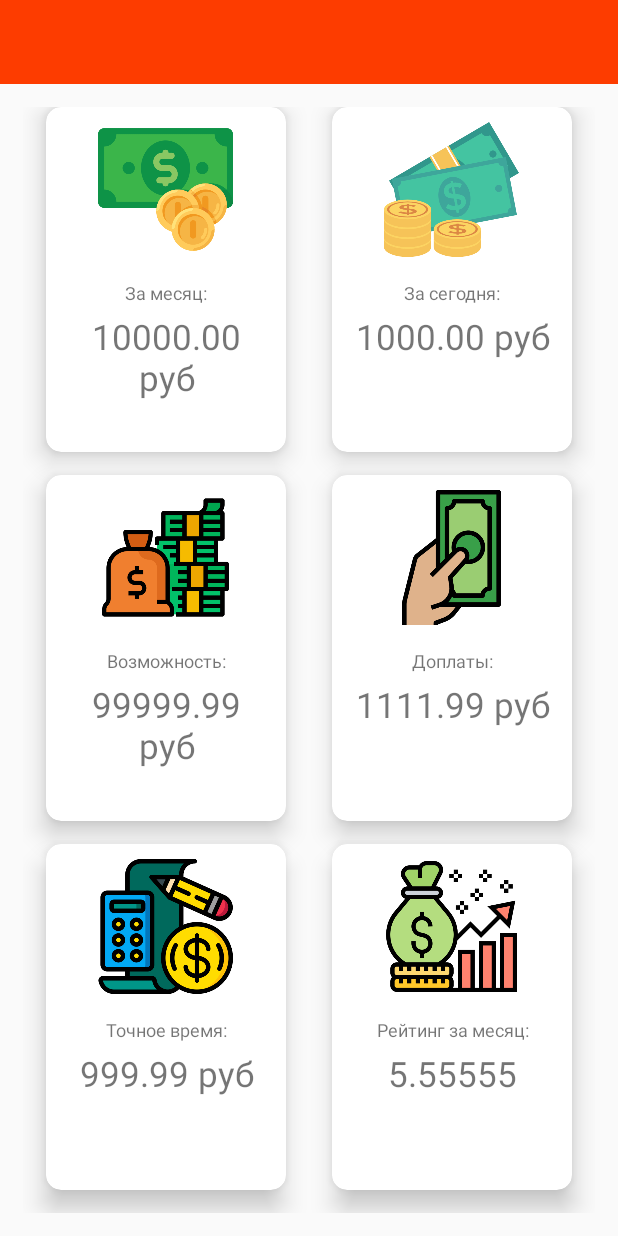
After one commit to saymon-says/LmBase, an Android app: the StatisticsActivity screen opened directly, with no data from a screen before it, on a phone screen of 412 x 824 dp. The commit adds this screen. Run offline under Robolectric (Android 15) with nearby library versions, the phone set to English and light mode, and no system bars.

Commit message:
Добавил страницу статистики

```diff
--- a/app/src/main/AndroidManifest.xml
+++ b/app/src/main/AndroidManifest.xml
@@ -13,8 +13,10 @@
         android:roundIcon="@mipmap/ic_launcher_round"
         android:supportsRtl="true"
         android:theme="@style/AppTheme">
-        <activity android:name=".SettingsActivity"
-            android:parentActivityName=".MainActivity"></activity>
+        <activity android:name=".StatisticsActivity"></activity>
+        <activity
+            android:name=".SettingsActivity"
+            android:parentActivityName=".MainActivity" />
         <activity android:name=".EditOrderActivity" />
         <activity android:name=".WorkShiftListActivity" />
         <activity android:name=".AddOrderActivity" />
--- a/app/src/main/java/com/example/lmbase/MainActivity.java
+++ b/app/src/main/java/com/example/lmbase/MainActivity.java
@@ -258,6 +258,11 @@ public class MainActivity extends AppCompatActivity {
 				Toast.makeText(this, "Список смен в этом месяце", Toast.LENGTH_SHORT).show();
 				break;
 
+			case R.id.nav_statistics:
+				SendUserToStatisticsActivity();
+				Toast.makeText(this, "Статистика", Toast.LENGTH_SHORT).show();
+				break;
+
 			case R.id.nav_settings:
 				Toast.makeText(this, "Редактирование профиля", Toast.LENGTH_SHORT).show();
 				SendUserToSettingsActivity();
@@ -268,6 +273,11 @@ public class MainActivity extends AppCompatActivity {
 				SendUserToLoginActivity();
 				break;
 		}
+	}
+
+	private void SendUserToStatisticsActivity() {
+		Intent sendToStatistic = new Intent(this, StatisticsActivity.class);
+		startActivity(sendToStatistic);
 	}
 
 	private void SendUserToSettingsActivity() {
--- /dev/null
+++ b/app/src/main/java/com/example/lmbase/StatisticsActivity.java
@@ -0,0 +1,14 @@
+package com.example.lmbase;
+
+import androidx.appcompat.app.AppCompatActivity;
+
+import android.os.Bundle;
+
+public class StatisticsActivity extends AppCompatActivity {
+
+	@Override
+	protected void onCreate(Bundle savedInstanceState) {
+		super.onCreate(savedInstanceState);
+		setContentView(R.layout.activity_statistics);
+	}
+}
--- /dev/null
+++ b/app/src/main/res/layout/activity_statistics.xml
@@ -0,0 +1,292 @@
+<?xml version="1.0" encoding="utf-8"?>
+<RelativeLayout xmlns:android="http://schemas.android.com/apk/res/android"
+    xmlns:app="http://schemas.android.com/apk/res-auto"
+    xmlns:tools="http://schemas.android.com/tools"
+    android:layout_width="match_parent"
+    android:layout_height="match_parent"
+    tools:context=".StatisticsActivity">
+
+    <include
+        android:id="@+id/statistics_navbar"
+        layout="@layout/app_bar_layout" />
+
+    <GridLayout
+        android:id="@+id/stat_grid"
+        android:layout_width="match_parent"
+        android:layout_height="match_parent"
+        android:layout_below="@id/statistics_navbar"
+        android:alignmentMode="alignMargins"
+        android:columnCount="2"
+        android:columnOrderPreserved="false"
+        android:padding="15dp"
+        android:rowCount="3">
+
+
+        <androidx.cardview.widget.CardView
+            android:id="@+id/month_money"
+            android:layout_width="10dp"
+            android:layout_height="10dp"
+            android:layout_rowWeight="1"
+            android:layout_columnWeight="1"
+            android:layout_marginLeft="15dp"
+            android:layout_marginRight="15dp"
+            android:layout_marginBottom="15dp"
+            app:cardCornerRadius="10dp"
+            app:cardElevation="10dp">
+
+            <LinearLayout
+                android:layout_width="match_parent"
+                android:layout_height="match_parent"
+                android:layout_gravity="center_horizontal|center_vertical"
+                android:layout_margin="10dp"
+                android:orientation="vertical">
+
+                <ImageView
+                    android:layout_marginBottom="5dp"
+                    android:layout_width="90dp"
+                    android:layout_height="90dp"
+                    android:src="@drawable/money"
+                    android:layout_gravity="center"/>
+                <TextView
+                    android:layout_marginTop="10dp"
+                    android:layout_width="match_parent"
+                    android:layout_height="wrap_content"
+                    android:text="За месяц:"
+                    android:textSize="12sp"
+                    android:textAlignment="center"/>
+                <TextView
+                    android:id="@+id/month_cash"
+                    android:layout_marginTop="5dp"
+                    android:layout_width="match_parent"
+                    android:layout_height="wrap_content"
+                    android:text="10000.00 руб"
+                    android:textSize="23sp"
+                    android:textAlignment="center"
+                    />
+
+            </LinearLayout>
+        </androidx.cardview.widget.CardView>
+        <androidx.cardview.widget.CardView
+            android:id="@+id/today_money"
+            android:layout_width="10dp"
+            android:layout_height="10dp"
+            android:layout_rowWeight="1"
+            android:layout_columnWeight="1"
+            android:layout_marginLeft="15dp"
+            android:layout_marginRight="15dp"
+            android:layout_marginBottom="15dp"
+            app:cardCornerRadius="10dp"
+            app:cardElevation="10dp">
+
+            <LinearLayout
+                android:layout_width="match_parent"
+                android:layout_height="match_parent"
+                android:layout_gravity="center_horizontal|center_vertical"
+                android:layout_margin="10dp"
+                android:orientation="vertical">
+
+                <ImageView
+                    android:layout_marginBottom="5dp"
+                    android:layout_width="90dp"
+                    android:layout_height="90dp"
+                    android:src="@drawable/cash_today"
+                    android:layout_gravity="center"/>
+                <TextView
+                    android:layout_marginTop="10dp"
+                    android:layout_width="match_parent"
+                    android:layout_height="wrap_content"
+                    android:text="За сегодня:"
+                    android:textSize="12sp"
+                    android:textAlignment="center"/>
+                <TextView
+                    android:id="@+id/cash_today"
+                    android:layout_marginTop="5dp"
+                    android:layout_width="match_parent"
+                    android:layout_height="wrap_content"
+                    android:text="1000.00 руб"
+                    android:textSize="23sp"
+                    android:textAlignment="center"
+                    />
+
+            </LinearLayout>
+        </androidx.cardview.widget.CardView>
+        <androidx.cardview.widget.CardView
+            android:id="@+id/month_money_variable"
+            android:layout_width="10dp"
+            android:layout_height="10dp"
+            android:layout_rowWeight="1"
+            android:layout_columnWeight="1"
+            android:layout_marginLeft="15dp"
+            android:layout_marginRight="15dp"
+            android:layout_marginBottom="15dp"
+            app:cardCornerRadius="10dp"
+            app:cardElevation="10dp">
+
+            <LinearLayout
+                android:layout_width="match_parent"
+                android:layout_height="match_parent"
+                android:layout_gravity="center_horizontal|center_vertical"
+                android:layout_margin="10dp"
+                android:orientation="vertical">
+
+                <ImageView
+                    android:layout_marginBottom="5dp"
+                    android:layout_width="90dp"
+                    android:layout_height="90dp"
+                    android:src="@drawable/cash_variable"
+                    android:layout_gravity="center"/>
+                <TextView
+                    android:layout_marginTop="10dp"
+                    android:layout_width="match_parent"
+                    android:layout_height="wrap_content"
+                    android:text="Возможность:"
+                    android:textSize="12sp"
+                    android:textAlignment="center"/>
+                <TextView
+                    android:id="@+id/month_cash_variable"
+                    android:layout_marginTop="5dp"
+                    android:layout_width="match_parent"
+                    android:layout_height="wrap_content"
+                    android:text="99999.99 руб"
+                    android:textSize="23sp"
+                    android:textAlignment="center"
+                    />
+
+            </LinearLayout>
+        </androidx.cardview.widget.CardView>
+        <androidx.cardview.widget.CardView
+            android:id="@+id/month_money_surcharges"
+            android:layout_width="10dp"
+            android:layout_height="10dp"
+            android:layout_rowWeight="1"
+            android:layout_columnWeight="1"
+            android:layout_marginLeft="15dp"
+            android:layout_marginRight="15dp"
+            android:layout_marginBottom="15dp"
+            app:cardCornerRadius="10dp"
+            app:cardElevation="10dp">
+
+            <LinearLayout
+                android:layout_width="match_parent"
+                android:layout_height="match_parent"
+                android:layout_gravity="center_horizontal|center_vertical"
+                android:layout_margin="10dp"
+                android:orientation="vertical">
+
+                <ImageView
+                    android:layout_marginBottom="5dp"
+                    android:layout_width="90dp"
+                    android:layout_height="90dp"
+                    android:src="@drawable/surcharges"
+                    android:layout_gravity="center"/>
+                <TextView
+                    android:layout_marginTop="10dp"
+                    android:layout_width="match_parent"
+                    android:layout_height="wrap_content"
+                    android:text="Доплаты:"
+                    android:textSize="12sp"
+                    android:textAlignment="center"/>
+                <TextView
+                    android:id="@+id/month_cash_surcharges"
+                    android:layout_marginTop="5dp"
+                    android:layout_width="match_parent"
+                    android:layout_height="wrap_content"
+                    android:text="1111.99 руб"
+                    android:textSize="23sp"
+                    android:textAlignment="center"
+                    />
+
+            </LinearLayout>
+        </androidx.cardview.widget.CardView>
+        <androidx.cardview.widget.CardView
+            android:id="@+id/month_money_time"
+            android:layout_width="10dp"
+            android:layout_height="10dp"
+            android:layout_rowWeight="1"
+            android:layout_columnWeight="1"
+            android:layout_marginLeft="15dp"
+            android:layout_marginRight="15dp"
+            android:layout_marginBottom="15dp"
+            app:cardCornerRadius="10dp"
+            app:cardElevation="10dp">
+
+            <LinearLayout
+                android:layout_width="match_parent"
+                android:layout_height="match_parent"
+                android:layout_gravity="center_horizontal|center_vertical"
+                android:layout_margin="10dp"
+                android:orientation="vertical">
+
+                <ImageView
+                    android:layout_marginBottom="5dp"
+                    android:layout_width="90dp"
+                    android:layout_height="90dp"
+                    android:src="@drawable/time"
+                    android:layout_gravity="center"/>
+                <TextView
+                    android:layout_marginTop="10dp"
+                    android:layout_width="match_parent"
+                    android:layout_height="wrap_content"
+                    android:text="Точное время:"
+                    android:textSize="12sp"
+                    android:textAlignment="center"/>
+                <TextView
+                    android:id="@+id/month_cash_time"
+                    android:layout_marginTop="5dp"
+                    android:layout_width="match_parent"
+                    android:layout_height="wrap_content"
+                    android:text="999.99 руб"
+                    android:textSize="23sp"
+                    android:textAlignment="center"
+                    />
+
+            </LinearLayout>
+        </androidx.cardview.widget.CardView>
+        <androidx.cardview.widget.CardView
+            android:id="@+id/month_rating"
+            android:layout_width="10dp"
+            android:layout_height="10dp"
+            android:layout_rowWeight="1"
+            android:layout_columnWeight="1"
+            android:layout_marginLeft="15dp"
+            android:layout_marginRight="15dp"
+            android:layout_marginBottom="15dp"
+            app:cardCornerRadius="10dp"
+            app:cardElevation="10dp">
+
+            <LinearLayout
+                android:layout_width="match_parent"
+                android:layout_height="match_parent"
+                android:layout_gravity="center_horizontal|center_vertical"
+                android:layout_margin="10dp"
+                android:orientation="vertical">
+
+                <ImageView
+                    android:layout_marginBottom="5dp"
+                    android:layout_width="90dp"
+                    android:layout_height="90dp"
+                    android:src="@drawable/rating"
+                    android:layout_gravity="center"/>
+                <TextView
+                    android:layout_marginTop="10dp"
+                    android:layout_width="match_parent"
+                    android:layout_height="wrap_content"
+                    android:text="Рейтинг за месяц:"
+                    android:textSize="12sp"
+                    android:textAlignment="center"/>
+                <TextView
+                    android:id="@+id/month_rating_tb"
+                    android:layout_marginTop="5dp"
+                    android:layout_width="match_parent"
+                    android:layout_height="wrap_content"
+                    android:text="5.55555"
+                    android:textSize="23sp"
+                    android:textAlignment="center"
+                    />
+
+            </LinearLayout>
+        </androidx.cardview.widget.CardView>
+
+    </GridLayout>
+
+</RelativeLayout>
--- a/app/src/main/res/menu/menu_navigation.xml
+++ b/app/src/main/res/menu/menu_navigation.xml
@@ -8,6 +8,10 @@
 
     <item android:title="Статистика">
         <menu>
+            <item
+                android:id="@+id/nav_statistics"
+                android:icon="@drawable/stat"
+                android:title="Статистика" />
             <item
                 android:id="@+id/nav_for_workshift"
                 android:icon="@drawable/statistics"
@@ -28,9 +32,7 @@
         android:id="@+id/nav_settings"
         android:icon="@drawable/settings"
         android:title="Настройки" />
-    <item
-        android:enabled="false"
-        android:title="" />
+
     <item
         android:enabled="false"
         android:title="" />
```
Also changed, not shown: app/src/main/res/drawable/cash_today.png (added), app/src/main/res/drawable/cash_variable.png (added), app/src/main/res/drawable/money.png (added), app/src/main/res/drawable/rating.png (added), app/src/main/res/drawable/stat.png (added), app/src/main/res/drawable/surcharges.png (added), app/src/main/res/drawable/time.png (added).
